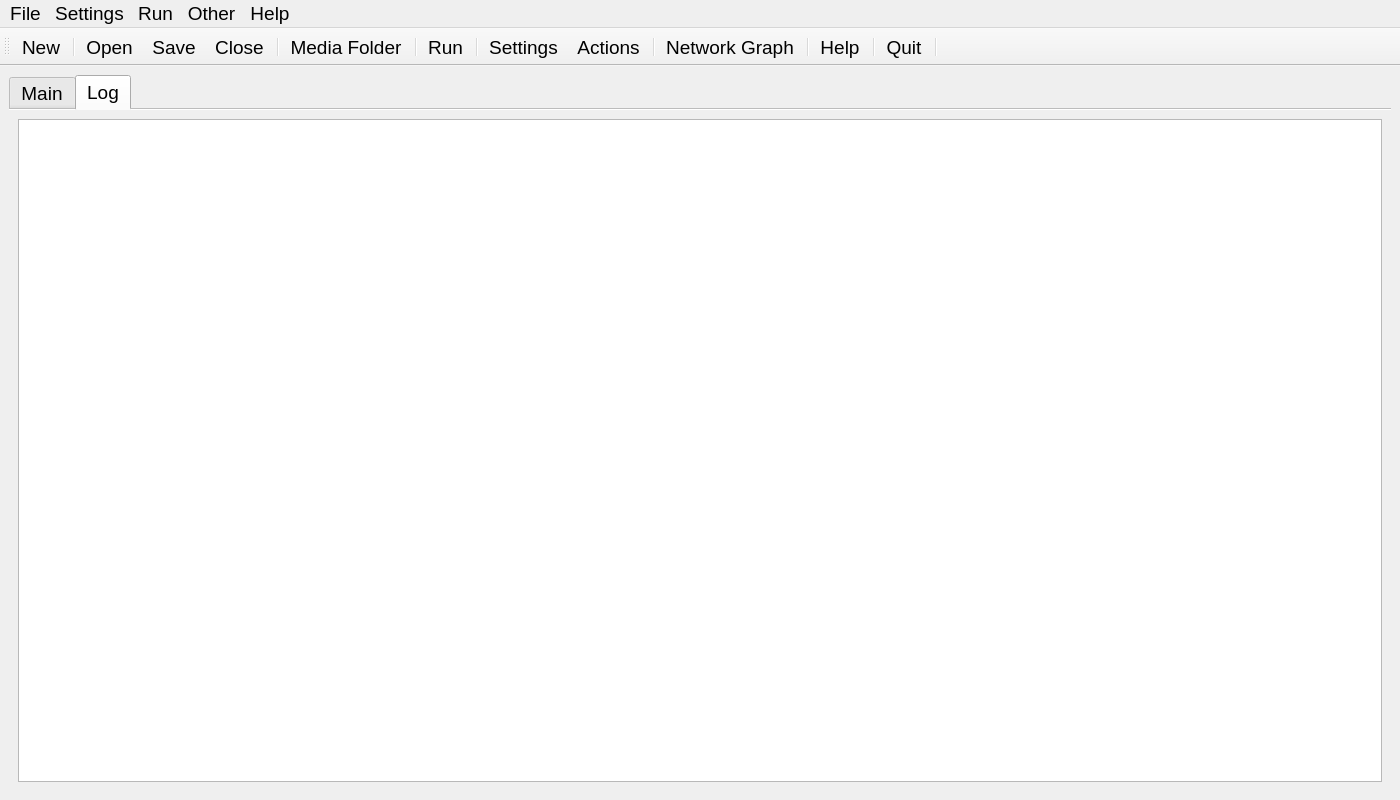
Qt form gemsedit/gui/gems_window.ui (travisseymour/GEMSedit) before a commit.
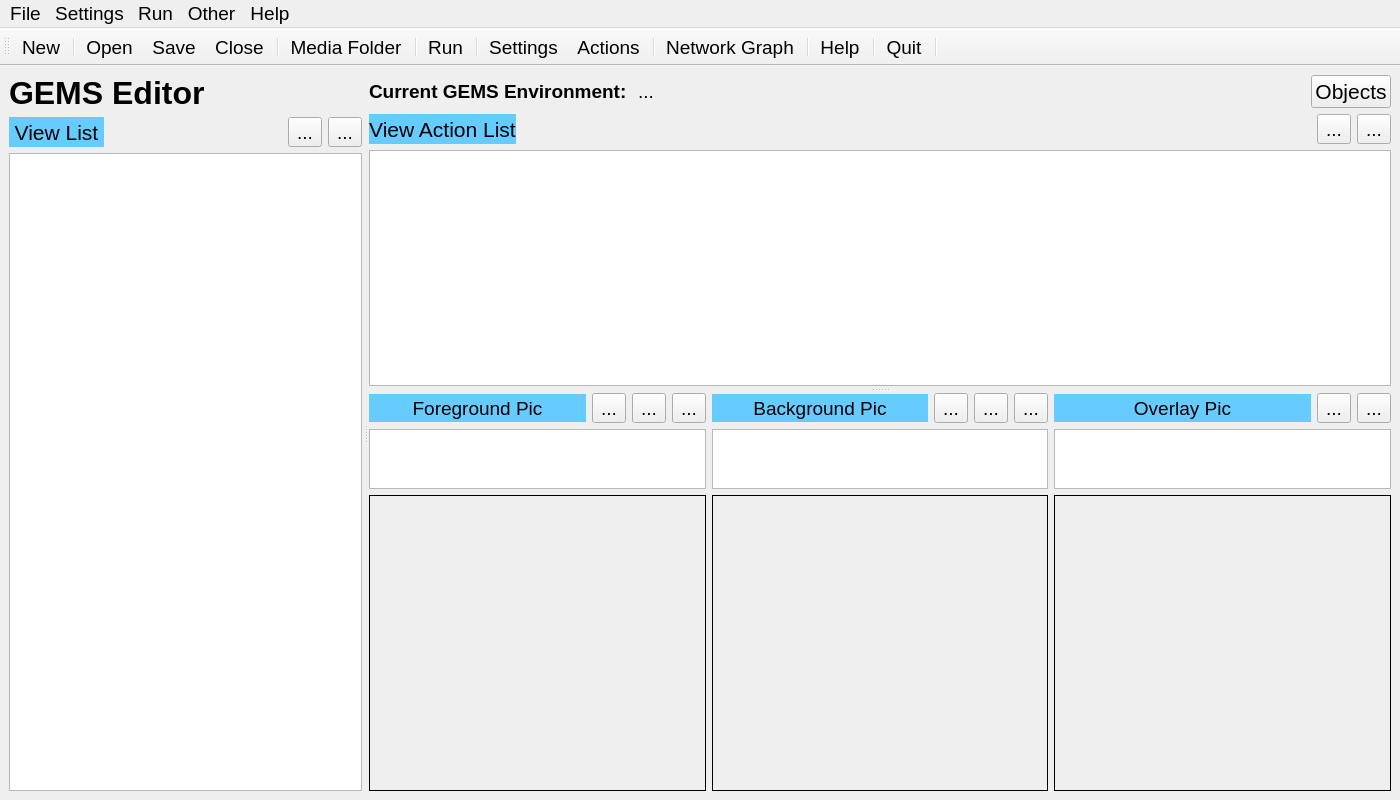
The same form after that commit. The open tabs and pages were chosen to show the change. Icons and pictures are not drawn.

```diff
--- a/gemsedit/gui/gems_window.ui
+++ b/gemsedit/gui/gems_window.ui
@@ -37,53 +37,10 @@
   <property name="windowTitle">
    <string>GEMS Editor - 2021 v1.0</string>
   </property>
-  <property name="tabShape">
-   <enum>QTabWidget::Rounded</enum>
-  </property>
   <widget class="QWidget" name="centralwidget">
    <layout class="QGridLayout" name="gridLayout_2">
     <item row="0" column="0">
-     <widget class="QTabWidget" name="tabWidget">
-      <property name="sizePolicy">
-       <sizepolicy hsizetype="Preferred" vsizetype="Preferred">
-        <horstretch>0</horstretch>
-        <verstretch>0</verstretch>
-       </sizepolicy>
-      </property>
-      <property name="minimumSize">
-       <size>
-        <width>1114</width>
-        <height>679</height>
-       </size>
-      </property>
-      <property name="baseSize">
-       <size>
-        <width>1114</width>
-        <height>679</height>
-       </size>
-      </property>
-      <property name="font">
-       <font>
-        <family>Arial</family>
-        <pointsize>14</pointsize>
-       </font>
-      </property>
-      <property name="autoFillBackground">
-       <bool>false</bool>
-      </property>
-      <property name="currentIndex">
-       <number>0</number>
-      </property>
-      <property name="documentMode">
-       <bool>true</bool>
-      </property>
-      <widget class="QWidget" name="maintab">
-       <attribute name="title">
-        <string>Main</string>
-       </attribute>
-       <layout class="QGridLayout" name="gridLayout_10">
-        <item row="0" column="0">
-         <widget class="QSplitter" name="splitter_2">
+     <widget class="QSplitter" name="splitter_2">
           <property name="sizePolicy">
            <sizepolicy hsizetype="Expanding" vsizetype="Expanding">
             <horstretch>0</horstretch>
@@ -831,30 +788,6 @@
             </layout>
            </widget>
           </widget>
-         </widget>
-        </item>
-       </layout>
-      </widget>
-      <widget class="QWidget" name="logtab">
-       <attribute name="title">
-        <string>Log</string>
-       </attribute>
-       <layout class="QGridLayout" name="gridLayout_11">
-        <item row="0" column="0">
-         <widget class="QPlainTextEdit" name="log_plainTextEdit">
-          <property name="horizontalScrollBarPolicy">
-           <enum>Qt::ScrollBarAlwaysOff</enum>
-          </property>
-          <property name="readOnly">
-           <bool>true</bool>
-          </property>
-          <property name="plainText">
-           <string notr="true"/>
-          </property>
-         </widget>
-        </item>
-       </layout>
-      </widget>
      </widget>
     </item>
    </layout>
```
